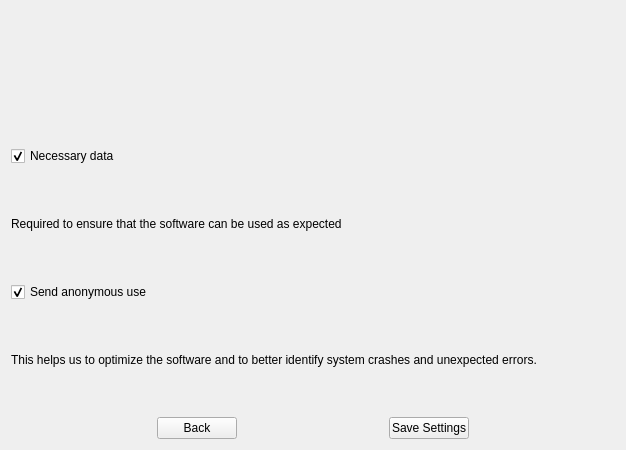
Before: the Qt Designer form src/gui/wizard/dataprotectionsettingspage.ui in IONOS-Productivity/nc-desktop, drawn with Qt 5.
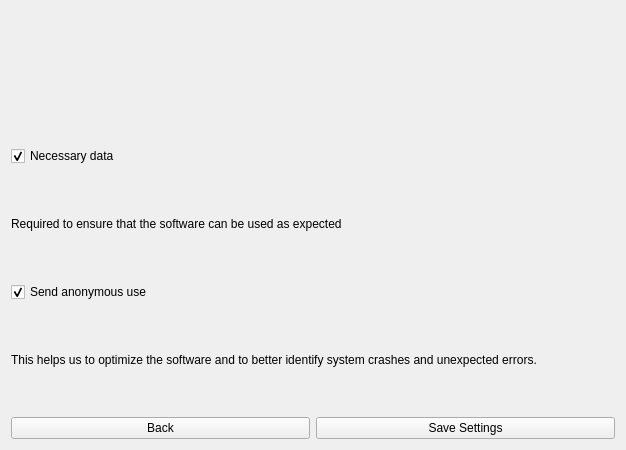
After: the same form once the commit is applied.

Commit message: SES-352 remove fixed sizes so buttons will size dynamically

Diff of the .ui file:
```diff
--- a/src/gui/wizard/dataprotectionsettingspage.ui
+++ b/src/gui/wizard/dataprotectionsettingspage.ui
@@ -79,12 +79,6 @@
                 <layout class="QHBoxLayout" name="buttonLayout">
                     <item>
                         <widget class="QPushButton" name="backButton">
-                            <property name="maximumSize">
-                                <size>
-                                    <width>80</width>
-                                    <height>16777215</height>
-                                </size>
-                            </property>
                             <property name="text">
                                 <string>Back</string>
                             </property>
@@ -92,12 +86,6 @@
                     </item>
                     <item>
                         <widget class="QPushButton" name="saveButton">
-                            <property name="maximumSize">
-                                <size>
-                                    <width>80</width>
-                                    <height>16777215</height>
-                                </size>
-                            </property>
                             <property name="text">
                                 <string>Save Settings</string>
                             </property>
```
The commit also changes 3 other files.
